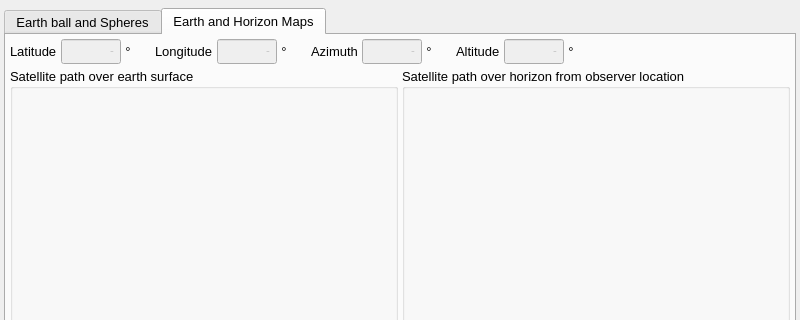
Before: the Qt Designer form mw4/gui/widgets/satellite.ui in mworion/MountWizzard4, drawn with Qt 5; both pictures show x 0 to 800 and y 0 to 320 of the 800 by 600 pixel window.
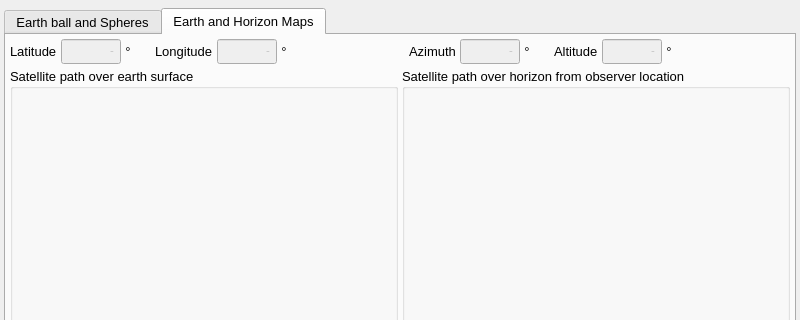
After: the same form once the commit is applied. The open tabs and pages were chosen to show the change.

What changed in the file:
```diff
--- a/mw4/gui/widgets/satellite.ui
+++ b/mw4/gui/widgets/satellite.ui
@@ -446,7 +446,7 @@
         <number>4</number>
        </property>
        <item>
-        <layout class="QHBoxLayout" name="horizontalLayout_5" stretch="0,0,0,0,0,0,0,0,0,0,0,0,0,0,0,1">
+        <layout class="QHBoxLayout" name="horizontalLayout_5" stretch="0,0,0,0,0,0,0,1,0,0,0,0,0,0,0,1">
          <item>
           <widget class="QLabel" name="label_273">
            <property name="minimumSize">
```
Left out of the diff: 2 changed lines with no effect on the pictures.
